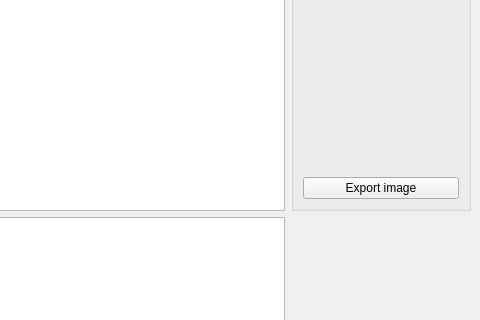
The window that mainwindow.ui (tomgrad/carpets) describes before a commit, drawn with Qt 5; both pictures show x 647 to 1127 and y 371 to 691 of the 1127 by 810 pixel window.
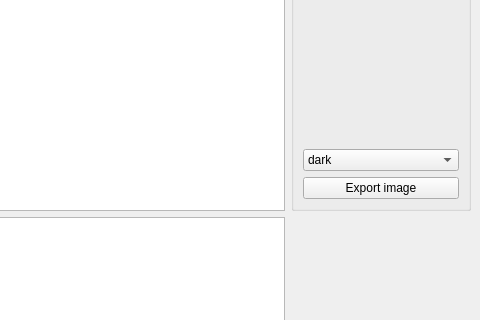
The same window after the commit. Custom widgets are drawn as their Qt base class.

Commit message: Add theme selection feature

The edit to the form file:
```diff
--- a/mainwindow.ui
+++ b/mainwindow.ui
@@ -141,6 +141,20 @@
            </item>
           </layout>
          </item>
+         <item>
+          <widget class="QComboBox" name="themeComboBox">
+           <item>
+            <property name="text">
+             <string>dark</string>
+            </property>
+           </item>
+           <item>
+            <property name="text">
+             <string>light</string>
+            </property>
+           </item>
+          </widget>
+         </item>
          <item>
           <widget class="QPushButton" name="exportPushButton">
            <property name="text">
```
The commit also changes 2 other files.
